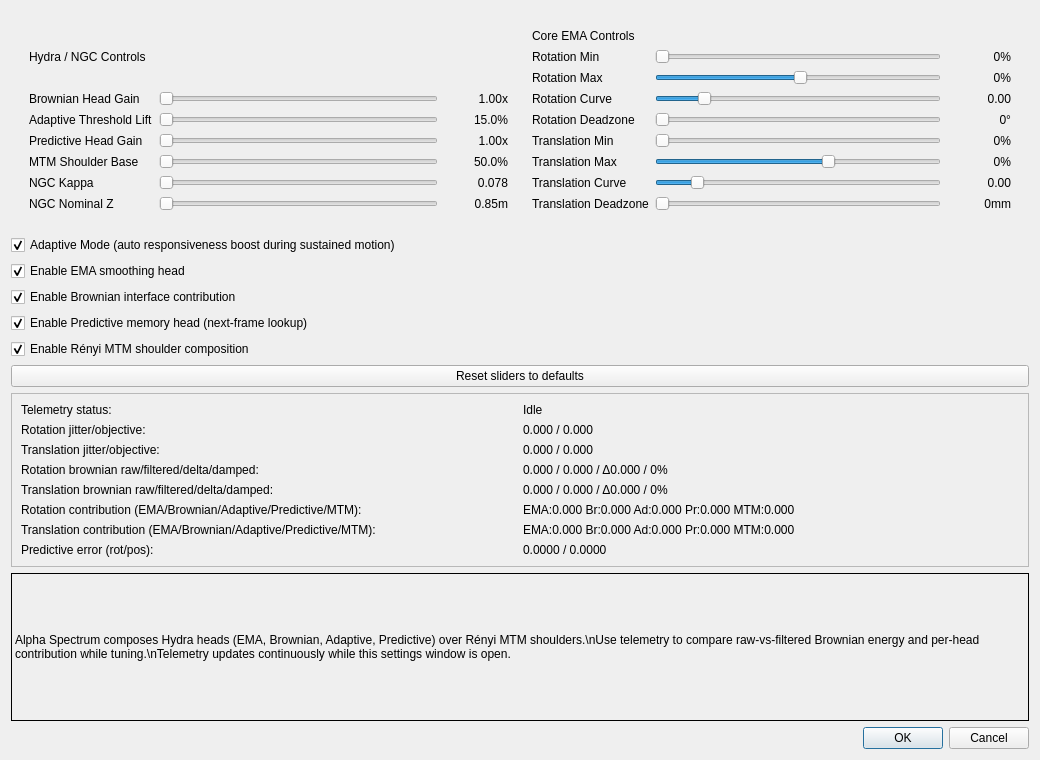
First picture: the form in filter-alpha-spectrum/ftnoir_alpha_spectrum_filtercontrols.ui, repository ganzuul/ancg_spectrum, before the edit.
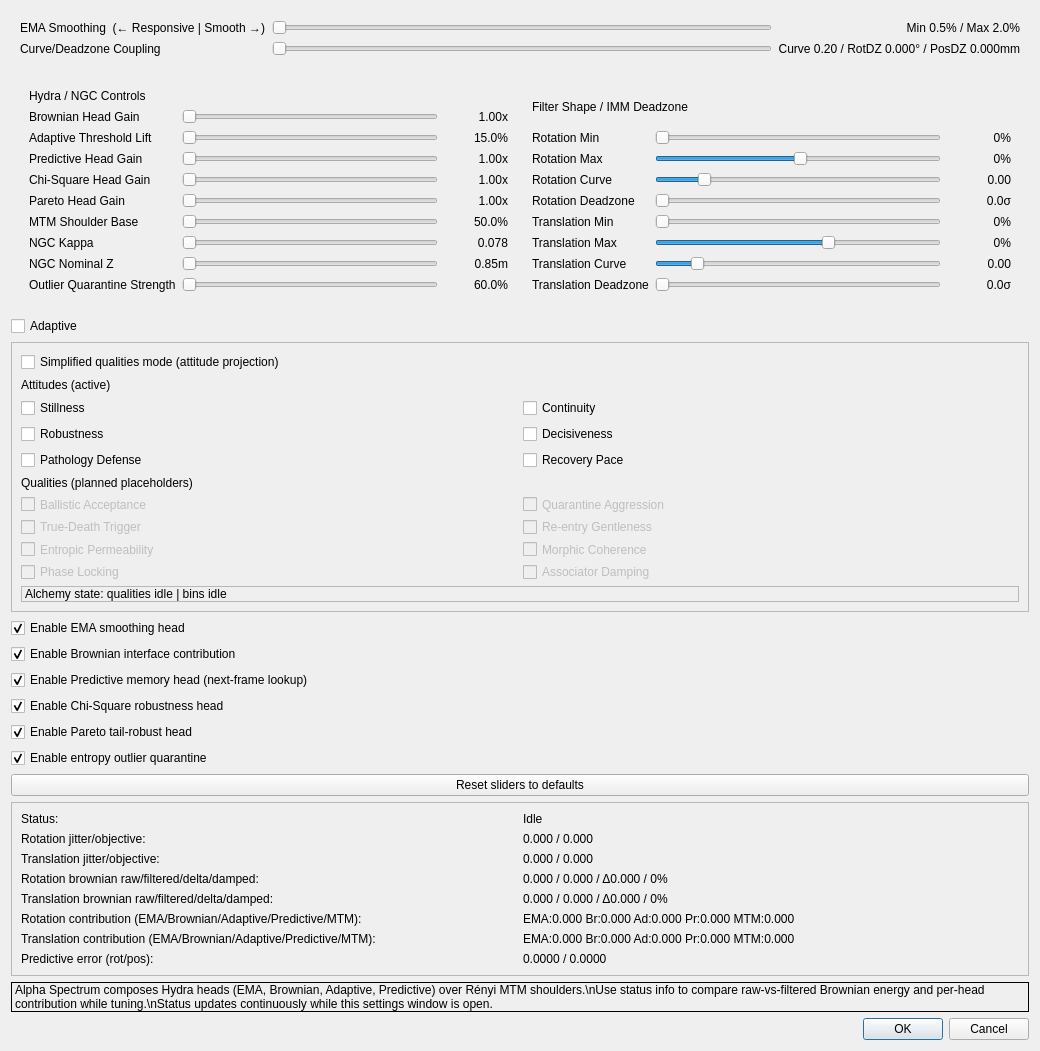
Second picture: the form after the edit. Icons and pictures are not drawn.

Commit message:
filter-alpha-spectrum: import v2 validation branch and apply AGPL headers
- Sync filter sources from opentrack validation/anti-inertia
- Add governance and preset assets for experiments/validation
- Keep README files unchanged
- Set SPDX to AGPL-3.0-or-later in all .hpp/.cpp files

Diff of the .ui file:
```diff
--- a/filter-alpha-spectrum/ftnoir_alpha_spectrum_filtercontrols.ui
+++ b/filter-alpha-spectrum/ftnoir_alpha_spectrum_filtercontrols.ui
@@ -27,6 +27,90 @@
     <normaloff>:/images/filter-16.png</normaloff>:/images/filter-16.png</iconset>
   </property>
   <layout class="QVBoxLayout" name="verticalLayout">
+  <item>
+   <widget class="QFrame" name="simple_controls_frame">
+    <layout class="QGridLayout" name="simple_controls_layout">
+     <item row="0" column="0">
+      <widget class="QLabel" name="simple_alpha_text">
+       <property name="text">
+        <string>EMA Smoothing  (← Responsive | Smooth →)</string>
+       </property>
+      </widget>
+     </item>
+     <item row="0" column="1">
+      <widget class="QSlider" name="simple_alpha_slider">
+       <property name="maximum">
+        <number>10000</number>
+       </property>
+       <property name="singleStep">
+        <number>10</number>
+       </property>
+       <property name="pageStep">
+        <number>100</number>
+       </property>
+       <property name="orientation">
+        <enum>Qt::Horizontal</enum>
+       </property>
+      </widget>
+     </item>
+     <item row="0" column="2">
+      <widget class="QLabel" name="simple_alpha_label">
+       <property name="minimumSize">
+        <size>
+         <width>200</width>
+         <height>0</height>
+        </size>
+       </property>
+       <property name="alignment">
+        <set>Qt::AlignRight|Qt::AlignVCenter</set>
+       </property>
+       <property name="text">
+        <string>Min 0.5% / Max 2.0%</string>
+       </property>
+      </widget>
+     </item>
+     <item row="1" column="0">
+      <widget class="QLabel" name="simple_shape_text">
+       <property name="text">
+        <string>Curve/Deadzone Coupling</string>
+       </property>
+      </widget>
+     </item>
+     <item row="1" column="1">
+      <widget class="QSlider" name="simple_shape_slider">
+       <property name="maximum">
+        <number>10000</number>
+       </property>
+       <property name="singleStep">
+        <number>10</number>
+       </property>
+       <property name="pageStep">
+        <number>100</number>
+       </property>
+       <property name="orientation">
+        <enum>Qt::Horizontal</enum>
+       </property>
+      </widget>
+     </item>
+     <item row="1" column="2">
+      <widget class="QLabel" name="simple_shape_label">
+       <property name="minimumSize">
+        <size>
+         <width>200</width>
+         <height>0</height>
+        </size>
+       </property>
+       <property name="alignment">
+        <set>Qt::AlignRight|Qt::AlignVCenter</set>
+       </property>
+       <property name="text">
+        <string>Curve 0.20 / RotDZ 0.000° / PosDZ 0.000mm</string>
+       </property>
+      </widget>
+     </item>
+    </layout>
+   </widget>
+  </item>
   <item>
    <widget class="QFrame" name="controls_frame">
     <layout class="QHBoxLayout" name="controls_layout">
@@ -49,22 +133,31 @@
       <item row="3" column="0"><widget class="QLabel" name="predictive_gain_text"><property name="text"><string>Predictive Head Gain</string></property></widget></item>
       <item row="3" column="1"><widget class="QSlider" name="predictive_gain_slider"><property name="maximum"><number>20000</number></property><property name="singleStep"><number>20</number></property><property name="pageStep"><number>200</number></property><property name="orientation"><enum>Qt::Horizontal</enum></property></widget></item>
       <item row="3" column="2"><widget class="QLabel" name="predictive_gain_label"><property name="minimumSize"><size><width>64</width><height>0</height></size></property><property name="text"><string>1.00x</string></property><property name="alignment"><set>Qt::AlignRight|Qt::AlignVCenter</set></property></widget></item>
-      <item row="4" column="0"><widget class="QLabel" name="mtm_shoulder_text"><property name="text"><string>MTM Shoulder Base</string></property></widget></item>
-      <item row="4" column="1"><widget class="QSlider" name="mtm_shoulder_slider"><property name="maximum"><number>10000</number></property><property name="singleStep"><number>10</number></property><property name="pageStep"><number>100</number></property><property name="orientation"><enum>Qt::Horizontal</enum></property></widget></item>
-      <item row="4" column="2"><widget class="QLabel" name="mtm_shoulder_label"><property name="minimumSize"><size><width>64</width><height>0</height></size></property><property name="text"><string>50.0%</string></property><property name="alignment"><set>Qt::AlignRight|Qt::AlignVCenter</set></property></widget></item>
-      <item row="5" column="0"><widget class="QLabel" name="ngc_kappa_text"><property name="text"><string>NGC Kappa</string></property></widget></item>
-      <item row="5" column="1"><widget class="QSlider" name="ngc_kappa_slider"><property name="maximum"><number>3000</number></property><property name="singleStep"><number>5</number></property><property name="pageStep"><number>50</number></property><property name="orientation"><enum>Qt::Horizontal</enum></property></widget></item>
-      <item row="5" column="2"><widget class="QLabel" name="ngc_kappa_label"><property name="minimumSize"><size><width>64</width><height>0</height></size></property><property name="text"><string>0.078</string></property><property name="alignment"><set>Qt::AlignRight|Qt::AlignVCenter</set></property></widget></item>
-      <item row="6" column="0"><widget class="QLabel" name="ngc_nominal_z_text"><property name="text"><string>NGC Nominal Z</string></property></widget></item>
-      <item row="6" column="1"><widget class="QSlider" name="ngc_nominal_z_slider"><property name="maximum"><number>17000</number></property><property name="singleStep"><number>20</number></property><property name="pageStep"><number>200</number></property><property name="orientation"><enum>Qt::Horizontal</enum></property></widget></item>
-      <item row="6" column="2"><widget class="QLabel" name="ngc_nominal_z_label"><property name="minimumSize"><size><width>64</width><height>0</height></size></property><property name="text"><string>0.85m</string></property><property name="alignment"><set>Qt::AlignRight|Qt::AlignVCenter</set></property></widget></item>
+      <item row="4" column="0"><widget class="QLabel" name="chi_square_gain_text"><property name="text"><string>Chi-Square Head Gain</string></property></widget></item>
+      <item row="4" column="1"><widget class="QSlider" name="chi_square_gain_slider"><property name="maximum"><number>20000</number></property><property name="singleStep"><number>20</number></property><property name="pageStep"><number>200</number></property><property name="orientation"><enum>Qt::Horizontal</enum></property></widget></item>
+      <item row="4" column="2"><widget class="QLabel" name="chi_square_gain_label"><property name="minimumSize"><size><width>64</width><height>0</height></size></property><property name="text"><string>1.00x</string></property><property name="alignment"><set>Qt::AlignRight|Qt::AlignVCenter</set></property></widget></item>
+      <item row="5" column="0"><widget class="QLabel" name="pareto_gain_text"><property name="text"><string>Pareto Head Gain</string></property></widget></item>
+      <item row="5" column="1"><widget class="QSlider" name="pareto_gain_slider"><property name="maximum"><number>20000</number></property><property name="singleStep"><number>20</number></property><property name="pageStep"><number>200</number></property><property name="orientation"><enum>Qt::Horizontal</enum></property></widget></item>
+      <item row="5" column="2"><widget class="QLabel" name="pareto_gain_label"><property name="minimumSize"><size><width>64</width><height>0</height></size></property><property name="text"><string>1.00x</string></property><property name="alignment"><set>Qt::AlignRight|Qt::AlignVCenter</set></property></widget></item>
+      <item row="6" column="0"><widget class="QLabel" name="mtm_shoulder_text"><property name="text"><string>MTM Shoulder Base</string></property></widget></item>
+      <item row="6" column="1"><widget class="QSlider" name="mtm_shoulder_slider"><property name="maximum"><number>10000</number></property><property name="singleStep"><number>10</number></property><property name="pageStep"><number>100</number></property><property name="orientation"><enum>Qt::Horizontal</enum></property></widget></item>
+      <item row="6" column="2"><widget class="QLabel" name="mtm_shoulder_label"><property name="minimumSize"><size><width>64</width><height>0</height></size></property><property name="text"><string>50.0%</string></property><property name="alignment"><set>Qt::AlignRight|Qt::AlignVCenter</set></property></widget></item>
+      <item row="7" column="0"><widget class="QLabel" name="ngc_kappa_text"><property name="text"><string>NGC Kappa</string></property></widget></item>
+      <item row="7" column="1"><widget class="QSlider" name="ngc_kappa_slider"><property name="maximum"><number>3000</number></property><property name="singleStep"><number>5</number></property><property name="pageStep"><number>50</number></property><property name="orientation"><enum>Qt::Horizontal</enum></property></widget></item>
+      <item row="7" column="2"><widget class="QLabel" name="ngc_kappa_label"><property name="minimumSize"><size><width>64</width><height>0</height></size></property><property name="text"><string>0.078</string></property><property name="alignment"><set>Qt::AlignRight|Qt::AlignVCenter</set></property></widget></item>
+      <item row="8" column="0"><widget class="QLabel" name="ngc_nominal_z_text"><property name="text"><string>NGC Nominal Z</string></property></widget></item>
+      <item row="8" column="1"><widget class="QSlider" name="ngc_nominal_z_slider"><property name="maximum"><number>17000</number></property><property name="singleStep"><number>20</number></property><property name="pageStep"><number>200</number></property><property name="orientation"><enum>Qt::Horizontal</enum></property></widget></item>
+      <item row="8" column="2"><widget class="QLabel" name="ngc_nominal_z_label"><property name="minimumSize"><size><width>64</width><height>0</height></size></property><property name="text"><string>0.85m</string></property><property name="alignment"><set>Qt::AlignRight|Qt::AlignVCenter</set></property></widget></item>
+      <item row="9" column="0"><widget class="QLabel" name="outlier_quarantine_strength_text"><property name="text"><string>Outlier Quarantine Strength</string></property></widget></item>
+      <item row="9" column="1"><widget class="QSlider" name="outlier_quarantine_strength_slider"><property name="maximum"><number>10000</number></property><property name="singleStep"><number>10</number></property><property name="pageStep"><number>100</number></property><property name="orientation"><enum>Qt::Horizontal</enum></property></widget></item>
+      <item row="9" column="2"><widget class="QLabel" name="outlier_quarantine_strength_label"><property name="minimumSize"><size><width>64</width><height>0</height></size></property><property name="text"><string>60.0%</string></property><property name="alignment"><set>Qt::AlignRight|Qt::AlignVCenter</set></property></widget></item>
       </layout>
      </widget>
     </item>
     <item>
      <widget class="QFrame" name="frame">
       <layout class="QGridLayout" name="gridLayout">
-      <item row="0" column="0" colspan="3"><widget class="QLabel" name="core_column_title"><property name="text"><string>Core EMA Controls</string></property></widget></item>
+      <item row="0" column="0" colspan="3"><widget class="QLabel" name="core_column_title"><property name="text"><string>Filter Shape / IMM Deadzone</string></property></widget></item>
       <item row="1" column="0"><widget class="QLabel" name="rot_min_text"><property name="text"><string>Rotation Min</string></property></widget></item>
       <item row="1" column="1"><widget class="QSlider" name="rot_min_slider"><property name="maximum"><number>3950</number></property><property name="singleStep"><number>10</number></property><property name="pageStep"><number>100</number></property><property name="orientation"><enum>Qt::Horizontal</enum></property></widget></item>
       <item row="1" column="2"><widget class="QLabel" name="rot_min_label"><property name="minimumSize"><size><width>64</width><height>0</height></size></property><property name="text"><string>0%</string></property><property name="alignment"><set>Qt::AlignRight|Qt::AlignVCenter</set></property></widget></item>
@@ -76,7 +169,7 @@
       <item row="3" column="2"><widget class="QLabel" name="rot_curve_label"><property name="minimumSize"><size><width>64</width><height>0</height></size></property><property name="text"><string>0.00</string></property><property name="alignment"><set>Qt::AlignRight|Qt::AlignVCenter</set></property></widget></item>
       <item row="4" column="0"><widget class="QLabel" name="rot_deadzone_text"><property name="text"><string>Rotation Deadzone</string></property></widget></item>
       <item row="4" column="1"><widget class="QSlider" name="rot_deadzone_slider"><property name="maximum"><number>3000</number></property><property name="singleStep"><number>10</number></property><property name="pageStep"><number>100</number></property><property name="orientation"><enum>Qt::Horizontal</enum></property></widget></item>
-      <item row="4" column="2"><widget class="QLabel" name="rot_deadzone_label"><property name="minimumSize"><size><width>64</width><height>0</height></size></property><property name="text"><string>0°</string></property><property name="alignment"><set>Qt::AlignRight|Qt::AlignVCenter</set></property></widget></item>
+      <item row="4" column="2"><widget class="QLabel" name="rot_deadzone_label"><property name="minimumSize"><size><width>64</width><height>0</height></size></property><property name="text"><string>0.0σ</string></property><property name="alignment"><set>Qt::AlignRight|Qt::AlignVCenter</set></property></widget></item>
       <item row="5" column="0"><widget class="QLabel" name="pos_min_text"><property name="text"><string>Translation Min</string></property></widget></item>
       <item row="5" column="1"><widget class="QSlider" name="pos_min_slider"><property name="maximum"><number>3950</number></property><property name="singleStep"><number>10</number></property><property name="pageStep"><number>100</number></property><property name="orientation"><enum>Qt::Horizontal</enum></property></widget></item>
       <item row="5" column="2"><widget class="QLabel" name="pos_min_label"><property name="minimumSize"><size><width>64</width><height>0</height></size></property><property name="text"><string>0%</string></property><property name="alignment"><set>Qt::AlignRight|Qt::AlignVCenter</set></property></widget></item>
@@ -88,7 +181,7 @@
       <item row="7" column="2"><widget class="QLabel" name="pos_curve_label"><property name="minimumSize"><size><width>64</width><height>0</height></size></property><property name="text"><string>0.00</string></property><property name="alignment"><set>Qt::AlignRight|Qt::AlignVCenter</set></property></widget></item>
       <item row="8" column="0"><widget class="QLabel" name="pos_deadzone_text"><property name="text"><string>Translation Deadzone</string></property></widget></item>
       <item row="8" column="1"><widget class="QSlider" name="pos_deadzone_slider"><property name="maximum"><number>20000</number></property><property name="singleStep"><number>20</number></property><property name="pageStep"><number>200</number></property><property name="orientation"><enum>Qt::Horizontal</enum></property></widget></item>
-      <item row="8" column="2"><widget class="QLabel" name="pos_deadzone_label"><property name="minimumSize"><size><width>64</width><height>0</height></size></property><property name="text"><string>0mm</string></property><property name="alignment"><set>Qt::AlignRight|Qt::AlignVCenter</set></property></widget></item>
+      <item row="8" column="2"><widget class="QLabel" name="pos_deadzone_label"><property name="minimumSize"><size><width>64</width><height>0</height></size></property><property name="text"><string>0.0σ</string></property><property name="alignment"><set>Qt::AlignRight|Qt::AlignVCenter</set></property></widget></item>
       </layout>
      </widget>
     </item>
@@ -98,13 +191,84 @@
     <item>
      <widget class="QCheckBox" name="adaptive_mode_check">
       <property name="text">
-      <string>Adaptive Mode (auto responsiveness boost during sustained motion)</string>
+      <string>Adaptive</string>
       </property>
       <property name="checked">
-      <bool>true</bool>
+      <bool>false</bool>
       </property>
      </widget>
     </item>
+    <item>
+     <widget class="QFrame" name="qualities_frame">
+      <property name="frameShape">
+       <enum>QFrame::StyledPanel</enum>
+      </property>
+      <layout class="QVBoxLayout" name="qualities_layout">
+       <item>
+      <widget class="QCheckBox" name="qualities_mode_check">
+       <property name="text">
+        <string>Simplified qualities mode (attitude projection)</string>
+       </property>
+       <property name="checked">
+        <bool>false</bool>
+       </property>
+      </widget>
+       </item>
+       <item>
+      <widget class="QLabel" name="qualities_title_label">
+       <property name="text">
+        <string>Attitudes (active)</string>
+       </property>
+      </widget>
+       </item>
+       <item>
+      <layout class="QGridLayout" name="active_qualities_grid">
+       <item row="0" column="0"><widget class="QCheckBox" name="quality_stillness_check"><property name="text"><string>Stillness</string></property></widget></item>
+       <item row="0" column="1"><widget class="QCheckBox" name="quality_continuity_check"><property name="text"><string>Continuity</string></property></widget></item>
+       <item row="1" column="0"><widget class="QCheckBox" name="quality_robustness_check"><property name="text"><string>Robustness</string></property></widget></item>
+       <item row="1" column="1"><widget class="QCheckBox" name="quality_decisiveness_check"><property name="text"><string>Decisiveness</string></property></widget></item>
+       <item row="2" column="0"><widget class="QCheckBox" name="quality_pathology_defense_check"><property name="text"><string>Pathology Defense</string></property></widget></item>
+       <item row="2" column="1"><widget class="QCheckBox" name="quality_recovery_pace_check"><property name="text"><string>Recovery Pace</string></property></widget></item>
+      </layout>
+       </item>
+       <item>
+      <widget class="QLabel" name="qualities_placeholder_title_label">
+       <property name="text">
+        <string>Qualities (planned placeholders)</string>
+       </property>
+      </widget>
+       </item>
+       <item>
+      <layout class="QGridLayout" name="placeholder_qualities_grid">
+       <item row="0" column="0"><widget class="QCheckBox" name="quality_ballistic_acceptance_placeholder"><property name="enabled"><bool>false</bool></property><property name="text"><string>Ballistic Acceptance</string></property></widget></item>
+       <item row="0" column="1"><widget class="QCheckBox" name="quality_quarantine_aggression_placeholder"><property name="enabled"><bool>false</bool></property><property name="text"><string>Quarantine Aggression</string></property></widget></item>
+       <item row="1" column="0"><widget class="QCheckBox" name="quality_true_death_trigger_placeholder"><property name="enabled"><bool>false</bool></property><property name="text"><string>True-Death Trigger</string></property></widget></item>
+       <item row="1" column="1"><widget class="QCheckBox" name="quality_reentry_gentleness_placeholder"><property name="enabled"><bool>false</bool></property><property name="text"><string>Re-entry Gentleness</string></property></widget></item>
+       <item row="2" column="0"><widget class="QCheckBox" name="quality_entropic_permeability_placeholder"><property name="enabled"><bool>false</bool></property><property name="text"><string>Entropic Permeability</string></property></widget></item>
+       <item row="2" column="1"><widget class="QCheckBox" name="quality_morphic_coherence_placeholder"><property name="enabled"><bool>false</bool></property><property name="text"><string>Morphic Coherence</string></property></widget></item>
+       <item row="3" column="0"><widget class="QCheckBox" name="quality_phase_locking_placeholder"><property name="enabled"><bool>false</bool></property><property name="text"><string>Phase Locking</string></property></widget></item>
+       <item row="3" column="1"><widget class="QCheckBox" name="quality_associator_damping_placeholder"><property name="enabled"><bool>false</bool></property><property name="text"><string>Associator Damping</string></property></widget></item>
+      </layout>
+       </item>
+      <item>
+       <widget class="QLabel" name="qualities_state_label">
+        <property name="frameShape">
+         <enum>QFrame::StyledPanel</enum>
+        </property>
+        <property name="text">
+         <string>Alchemy state: qualities idle | bins idle</string>
+        </property>
+        <property name="wordWrap">
+         <bool>true</bool>
+        </property>
+        <property name="margin">
+         <number>4</number>
+        </property>
+       </widget>
+      </item>
+      </layout>
+     </widget>
+    </item>
     <item>
      <widget class="QCheckBox" name="ema_enabled_check">
       <property name="text">
@@ -136,9 +300,29 @@
      </widget>
     </item>
     <item>
-     <widget class="QCheckBox" name="mtm_enabled_check">
+     <widget class="QCheckBox" name="chi_square_enabled_check">
       <property name="text">
-       <string>Enable Rényi MTM shoulder composition</string>
+       <string>Enable Chi-Square robustness head</string>
+      </property>
+      <property name="checked">
+       <bool>true</bool>
+      </property>
+     </widget>
+    </item>
+    <item>
+     <widget class="QCheckBox" name="pareto_enabled_check">
+      <property name="text">
+       <string>Enable Pareto tail-robust head</string>
+      </property>
+      <property name="checked">
+       <bool>true</bool>
+      </property>
+     </widget>
+    </item>
+    <item>
+     <widget class="QCheckBox" name="outlier_quarantine_enabled_check">
+      <property name="text">
+       <string>Enable entropy outlier quarantine</string>
       </property>
       <property name="checked">
        <bool>true</bool>
@@ -153,118 +337,118 @@
      </widget>
     </item>
     <item>
-     <widget class="QFrame" name="telemetry_frame">
+    <widget class="QFrame" name="status_frame">
       <property name="frameShape">
       <enum>QFrame::StyledPanel</enum>
       </property>
-      <layout class="QGridLayout" name="telemetry_layout">
+      <layout class="QGridLayout" name="status_layout">
       <item row="0" column="0">
-       <widget class="QLabel" name="telemetry_status_text">
+       <widget class="QLabel" name="status_text">
         <property name="text">
-        <string>Telemetry status:</string>
+        <string>Status:</string>
         </property>
        </widget>
       </item>
       <item row="0" column="1">
-       <widget class="QLabel" name="telemetry_status_value">
+       <widget class="QLabel" name="status_value">
         <property name="text">
         <string>Idle</string>
         </property>
        </widget>
       </item>
       <item row="1" column="0">
-       <widget class="QLabel" name="telemetry_rot_text">
+       <widget class="QLabel" name="info_rot_text">
         <property name="text">
         <string>Rotation jitter/objective:</string>
         </property>
        </widget>
       </item>
       <item row="1" column="1">
-       <widget class="QLabel" name="telemetry_rot_value">
+       <widget class="QLabel" name="info_rot_value">
         <property name="text">
         <string>0.000 / 0.000</string>
         </property>
        </widget>
       </item>
       <item row="2" column="0">
-       <widget class="QLabel" name="telemetry_pos_text">
+       <widget class="QLabel" name="info_pos_text">
         <property name="text">
         <string>Translation jitter/objective:</string>
         </property>
        </widget>
       </item>
       <item row="2" column="1">
-       <widget class="QLabel" name="telemetry_pos_value">
+       <widget class="QLabel" name="info_pos_value">
         <property name="text">
         <string>0.000 / 0.000</string>
         </property>
        </widget>
       </item>
       <item row="3" column="0">
-       <widget class="QLabel" name="telemetry_rot_brownian_text">
+       <widget class="QLabel" name="info_rot_brownian_text">
         <property name="text">
         <string>Rotation brownian raw/filtered/delta/damped:</string>
         </property>
        </widget>
       </item>
       <item row="3" column="1">
-       <widget class="QLabel" name="telemetry_rot_brownian_value">
+       <widget class="QLabel" name="info_rot_brownian_value">
         <property name="text">
         <string>0.000 / 0.000 / Δ0.000 / 0%</string>
         </property>
        </widget>
       </item>
       <item row="4" column="0">
-       <widget class="QLabel" name="telemetry_pos_brownian_text">
+       <widget class="QLabel" name="info_pos_brownian_text">
         <property name="text">
         <string>Translation brownian raw/filtered/delta/damped:</string>
         </property>
        </widget>
       </item>
       <item row="4" column="1">
-       <widget class="QLabel" name="telemetry_pos_brownian_value">
+       <widget class="QLabel" name="info_pos_brownian_value">
         <property name="text">
         <string>0.000 / 0.000 / Δ0.000 / 0%</string>
         </property>
        </widget>
       </item>
       <item row="5" column="0">
-       <widget class="QLabel" name="telemetry_rot_contrib_text">
+       <widget class="QLabel" name="info_rot_contrib_text">
         <property name="text">
         <string>Rotation contribution (EMA/Brownian/Adaptive/Predictive/MTM):</string>
         </property>
        </widget>
       </item>
       <item row="5" column="1">
-       <widget class="QLabel" name="telemetry_rot_contrib_value">
+       <widget class="QLabel" name="info_rot_contrib_value">
         <property name="text">
         <string>EMA:0.000 Br:0.000 Ad:0.000 Pr:0.000 MTM:0.000</string>
         </property>
        </widget>
       </item>
       <item row="6" column="0">
-       <widget class="QLabel" name="telemetry_pos_contrib_text">
+       <widget class="QLabel" name="info_pos_contrib_text">
         <property name="text">
         <string>Translation contribution (EMA/Brownian/Adaptive/Predictive/MTM):</string>
         </property>
        </widget>
       </item>
       <item row="6" column="1">
-       <widget class="QLabel" name="telemetry_pos_contrib_value">
+       <widget class="QLabel" name="info_pos_contrib_value">
         <property name="text">
         <string>EMA:0.000 Br:0.000 Ad:0.000 Pr:0.000 MTM:0.000</string>
         </property>
        </widget>
       </item>
       <item row="7" column="0">
-       <widget class="QLabel" name="telemetry_predictive_error_text">
+       <widget class="QLabel" name="info_predictive_error_text">
         <property name="text">
          <string>Predictive error (rot/pos):</string>
         </property>
        </widget>
       </item>
       <item row="7" column="1">
-       <widget class="QLabel" name="telemetry_predictive_error_value">
+       <widget class="QLabel" name="info_predictive_error_value">
         <property name="text">
          <string>0.0000 / 0.0000</string>
         </property>
@@ -279,7 +463,7 @@
       <enum>QFrame::Box</enum>
      </property>
      <property name="text">
-      <string>Alpha Spectrum composes Hydra heads (EMA, Brownian, Adaptive, Predictive) over Rényi MTM shoulders.\nUse telemetry to compare raw-vs-filtered Brownian energy and per-head contribution while tuning.\nTelemetry updates continuously while this settings window is open.</string>
+      <string>Alpha Spectrum composes Hydra heads (EMA, Brownian, Adaptive, Predictive) over Rényi MTM shoulders.\nUse status info to compare raw-vs-filtered Brownian energy and per-head contribution while tuning.\nStatus updates continuously while this settings window is open.</string>
      </property>
      <property name="wordWrap">
       <bool>true</bool>
```
The commit also changes 14 other files.
